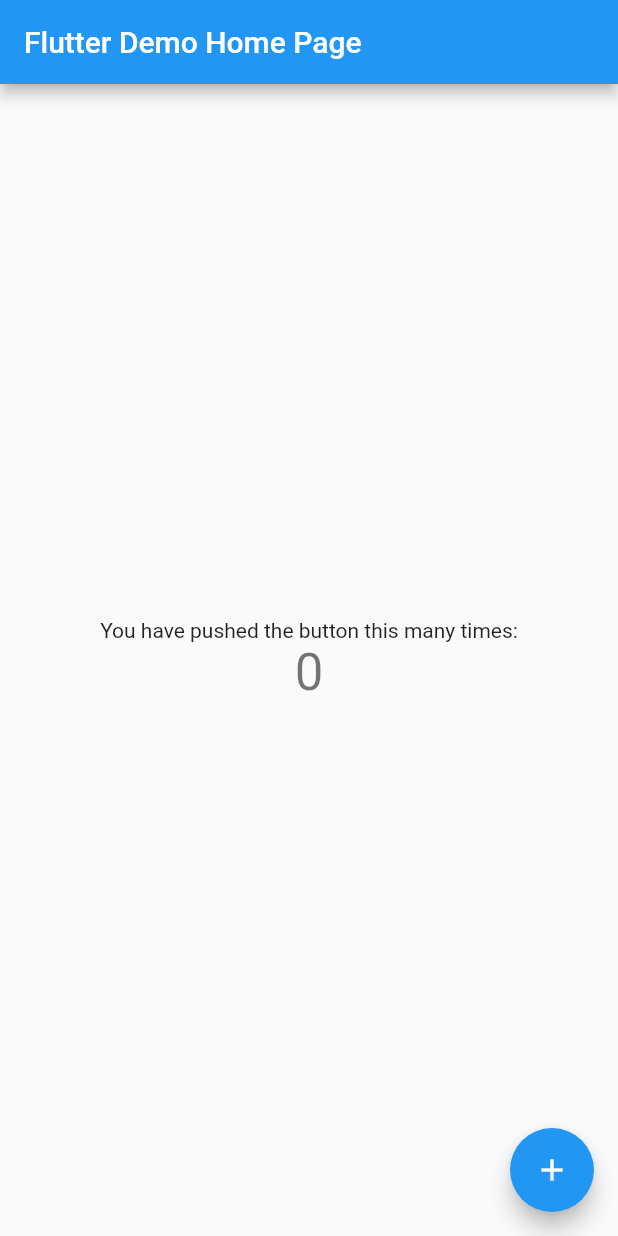
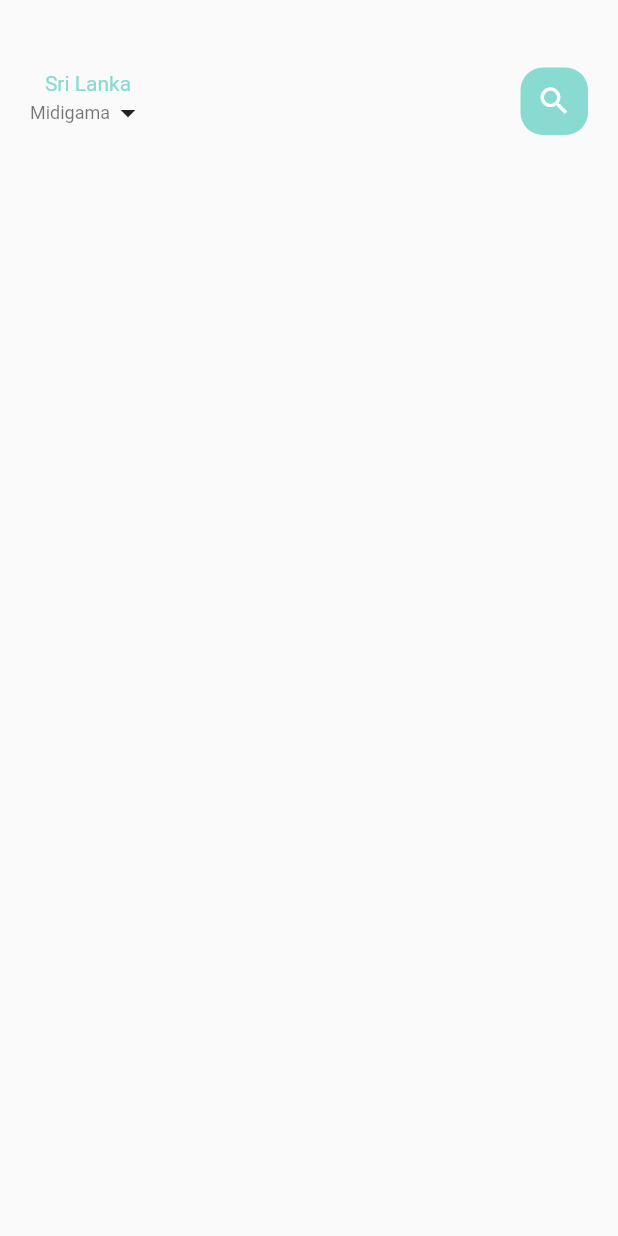
Before and after one commit to Saliya99/rock_vin_cafe_app, a Flutter app: the screen it shows after launch, on a phone screen of 412 x 824 dp. Run offline on Flutter 3.47's test engine with Material 2 defaults, Android fonts, the phone set to English and light mode, and no system bars; missing offline and left inert: dart:ffi.

Commit message:
app_bar_complete

```diff
--- /dev/null
+++ b/rock_vin_cafe_app/lib/colors.dart
@@ -0,0 +1,14 @@
+import 'dart:ui';
+
+class AppColors {
+  static final Color textColor = const Color(0xFFccc7c5);
+  static final Color mainColor = const Color(0xFF89dad0);
+  static final Color iconColor1 = const Color(0xFFffd28d);
+  static final Color iconColor2 = const Color(0xFFfcab88);
+  static final Color paraColor = const Color(0xFF8f837f);
+  static final Color buttonBackgroungColor = const Color(0xFFf7f6f4);
+  static final Color signColor = const Color(0xFFa9a29f);
+  static final Color titleColor = const Color(0xFF5c524f);
+  static final Color mainBlackColor = const Color(0xFF332d2b);
+  static final Color yellowColor = const Color(0xFFffd379);
+}
--- /dev/null
+++ b/rock_vin_cafe_app/lib/home/main_food_page.dart
@@ -0,0 +1,61 @@
+import 'package:flutter/material.dart';
+import 'package:flutter/src/widgets/framework.dart';
+import 'package:rock_vin_cafe_app/colors.dart';
+import 'package:rock_vin_cafe_app/widgets/big_text.dart';
+import 'package:rock_vin_cafe_app/widgets/small_text.dart';
+
+//import 'package:flutter/src/widgets/placeholder.dart';
+
+class MainFoodPage extends StatefulWidget {
+  const MainFoodPage({super.key});
+
+  @override
+  State<MainFoodPage> createState() => _MainFoodPage();
+}
+
+class _MainFoodPage extends State<MainFoodPage> {
+  @override
+  Widget build(BuildContext context) {
+    return Scaffold(
+      body: Column(
+        children: [
+          Container(
+              child: Container(
+            margin: EdgeInsets.only(top: 45, bottom: 15),
+            padding: EdgeInsets.only(left: 20, right: 20),
+            child: Row(
+              mainAxisAlignment: MainAxisAlignment.spaceBetween,
+              children: [
+                Column(
+                  children: [
+                    BigText(text: "Sri Lanka", color: AppColors.mainColor),
+                    Row(
+                      children: [
+                        SmallText(
+                          text: "Midigama",
+                          color: Colors.black54,
+                        ),
+                        Icon(Icons.arrow_drop_down)
+                      ],
+                    )
+                  ],
+                ),
+                Center(
+                  child: Container(
+                    width: 45,
+                    height: 45,
+                    child: Icon(Icons.search, color: Colors.white),
+                    decoration: BoxDecoration(
+                      borderRadius: BorderRadius.circular(15),
+                      color: AppColors.mainColor,
+                    ),
+                  ),
+                )
+              ],
+            ),
+          ))
+        ],
+      ),
+    );
+  }
+}
--- a/rock_vin_cafe_app/lib/main.dart
+++ b/rock_vin_cafe_app/lib/main.dart
@@ -1,4 +1,5 @@
 import 'package:flutter/material.dart';
+import 'package:rock_vin_cafe_app/home/main_food_page.dart';
 
 void main() {
   runApp(const MyApp());
@@ -11,6 +12,7 @@
   @override
   Widget build(BuildContext context) {
     return MaterialApp(
+      debugShowCheckedModeBanner: false,
       title: 'Flutter Demo',
       theme: ThemeData(
         // This is the theme of your application.
@@ -24,92 +26,7 @@
         // is not restarted.
         primarySwatch: Colors.blue,
       ),
-      home: const MyHomePage(title: 'Flutter Demo Home Page'),
+      home: MainFoodPage(),
     );
   }
 }
-
-class MyHomePage extends StatefulWidget {
-  const MyHomePage({super.key, required this.title});
-
-  // This widget is the home page of your application. It is stateful, meaning
-  // that it has a State object (defined below) that contains fields that affect
-  // how it looks.
-
-  // This class is the configuration for the state. It holds the values (in this
-  // case the title) provided by the parent (in this case the App widget) and
-  // used by the build method of the State. Fields in a Widget subclass are
-  // always marked "final".
-
-  final String title;
-
-  @override
-  State<MyHomePage> createState() => _MyHomePageState();
-}
-
-class _MyHomePageState extends State<MyHomePage> {
-  int _counter = 0;
-
-  void _incrementCounter() {
-    setState(() {
-      // This call to setState tells the Flutter framework that something has
-      // changed in this State, which causes it to rerun the build method below
-      // so that the display can reflect the updated values. If we changed
-      // _counter without calling setState(), then the build method would not be
-      // called again, and so nothing would appear to happen.
-      _counter++;
-    });
-  }
-
-  @override
-  Widget build(BuildContext context) {
-    // This method is rerun every time setState is called, for instance as done
-    // by the _incrementCounter method above.
-    //
-    // The Flutter framework has been optimized to make rerunning build methods
-    // fast, so that you can just rebuild anything that needs updating rather
-    // than having to individually change instances of widgets.
-    return Scaffold(
-      appBar: AppBar(
-        // Here we take the value from the MyHomePage object that was created by
-        // the App.build method, and use it to set our appbar title.
-        title: Text(widget.title),
-      ),
-      body: Center(
-        // Center is a layout widget. It takes a single child and positions it
-        // in the middle of the parent.
-        child: Column(
-          // Column is also a layout widget. It takes a list of children and
-          // arranges them vertically. By default, it sizes itself to fit its
-          // children horizontally, and tries to be as tall as its parent.
-          //
-          // Invoke "debug painting" (press "p" in the console, choose the
-          // "Toggle Debug Paint" action from the Flutter Inspector in Android
-          // Studio, or the "Toggle Debug Paint" command in Visual Studio Code)
-          // to see the wireframe for each widget.
-          //
-          // Column has various properties to control how it sizes itself and
-          // how it positions its children. Here we use mainAxisAlignment to
-          // center the children vertically; the main axis here is the vertical
-          // axis because Columns are vertical (the cross axis would be
-          // horizontal).
-          mainAxisAlignment: MainAxisAlignment.center,
-          children: <Widget>[
-            const Text(
-              'You have pushed the button this many times:',
-            ),
-            Text(
-              '$_counter',
-              style: Theme.of(context).textTheme.headline4,
-            ),
-          ],
-        ),
-      ),
-      floatingActionButton: FloatingActionButton(
-        onPressed: _incrementCounter,
-        tooltip: 'Increment',
-        child: const Icon(Icons.add),
-      ), // This trailing comma makes auto-formatting nicer for build methods.
-    );
-  }
-}
--- /dev/null
+++ b/rock_vin_cafe_app/lib/widgets/big_text.dart
@@ -0,0 +1,30 @@
+import 'dart:ffi';
+
+import 'package:flutter/material.dart';
+import 'package:flutter/src/widgets/framework.dart';
+import 'package:flutter/src/widgets/placeholder.dart';
+
+class BigText extends StatelessWidget {
+  Color? color;
+  final String text;
+  double size;
+  TextOverflow overFlow;
+
+  BigText(
+      {Key? key,
+      this.color = const Color(0xFF332d2b),
+      required this.text,
+      this.size = 20,
+      this.overFlow = TextOverflow.ellipsis});
+
+  @override
+  Widget build(BuildContext context) {
+    return Text(
+      text,
+      maxLines: 1,
+      overflow: overFlow,
+      style: TextStyle(
+          fontFamily: 'Roboto', color: color, fontWeight: FontWeight.w400),
+    );
+  }
+}
--- /dev/null
+++ b/rock_vin_cafe_app/lib/widgets/small_text.dart
@@ -0,0 +1,29 @@
+import 'dart:ffi';
+
+import 'package:flutter/material.dart';
+import 'package:flutter/src/widgets/framework.dart';
+import 'package:flutter/src/widgets/placeholder.dart';
+
+class SmallText extends StatelessWidget {
+  Color? color;
+  final String text;
+  double size;
+  double height;
+
+  SmallText({
+    Key? key,
+    this.color = const Color(0xFF332d2b),
+    required this.text,
+    this.size = 12,
+    this.height = 1.2,
+  });
+
+  @override
+  Widget build(BuildContext context) {
+    return Text(
+      text,
+      style: TextStyle(
+          fontFamily: 'Roboto', color: color, fontSize: size, height: height),
+    );
+  }
+}
```
Also changed, not shown: rock_vin_cafe_app/pubspec.yaml (+17 -22 lines), rock_vin_cafe_app/assets/font/Roboto-Black.ttf (added), rock_vin_cafe_app/assets/font/Roboto-Bold.ttf (added), rock_vin_cafe_app/assets/font/Roboto-Medium.ttf (added), rock_vin_cafe_app/assets/font/Roboto-Regular.ttf (added).
